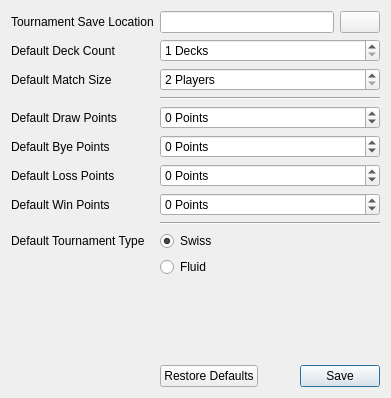
Old version of the form src/ui/menubar/file/settingtab.ui in the repository SquireTournamentServices/SquireDesktop.
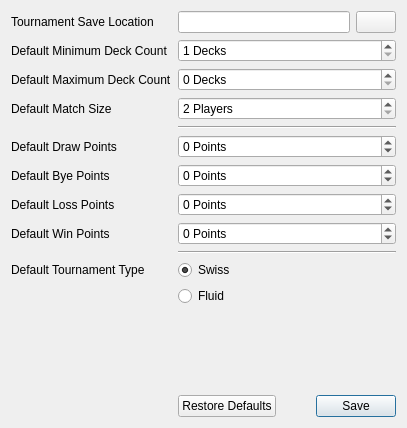
New version of the form. Icons and pictures are not drawn.

Commit message: feat: added max deck size to settings

Diff of the .ui file:
```diff
--- a/src/ui/menubar/file/settingtab.ui
+++ b/src/ui/menubar/file/settingtab.ui
@@ -6,8 +6,8 @@
    <rect>
     <x>0</x>
     <y>0</y>
-    <width>391</width>
-    <height>398</height>
+    <width>407</width>
+    <height>428</height>
    </rect>
   </property>
   <property name="windowTitle">
@@ -42,7 +42,7 @@
    <item row="1" column="0">
     <widget class="QLabel" name="deckCountLabel">
      <property name="text">
-      <string>Default Deck Count</string>
+      <string>Default Minimum Deck Count</string>
      </property>
     </widget>
    </item>
@@ -59,14 +59,14 @@
      </property>
     </widget>
    </item>
-   <item row="2" column="0">
+   <item row="3" column="0">
     <widget class="QLabel" name="matchSizeLabel">
      <property name="text">
       <string>Default Match Size</string>
      </property>
     </widget>
    </item>
-   <item row="2" column="1">
+   <item row="3" column="1">
     <widget class="QSpinBox" name="matchSizeSpinBox">
      <property name="suffix">
       <string> Players</string>
@@ -79,7 +79,7 @@
      </property>
     </widget>
    </item>
-   <item row="3" column="1">
+   <item row="4" column="1">
     <widget class="Line" name="line">
      <property name="lineWidth">
       <number>1</number>
@@ -89,14 +89,14 @@
      </property>
     </widget>
    </item>
-   <item row="4" column="0">
+   <item row="5" column="0">
     <widget class="QLabel" name="drawPointsLabel">
      <property name="text">
       <string>Default Draw Points</string>
      </property>
     </widget>
    </item>
-   <item row="4" column="1">
+   <item row="5" column="1">
     <widget class="QSpinBox" name="drawPointsSpinBox">
      <property name="suffix">
       <string> Points</string>
@@ -106,14 +106,14 @@
      </property>
     </widget>
    </item>
-   <item row="5" column="0">
+   <item row="6" column="0">
     <widget class="QLabel" name="byePointsLabel">
      <property name="text">
       <string>Default Bye Points</string>
      </property>
     </widget>
    </item>
-   <item row="5" column="1">
+   <item row="6" column="1">
     <widget class="QSpinBox" name="byePointsSpinBox">
      <property name="suffix">
       <string> Points</string>
@@ -123,14 +123,14 @@
      </property>
     </widget>
    </item>
-   <item row="6" column="0">
+   <item row="7" column="0">
     <widget class="QLabel" name="lossPointsLabel">
      <property name="text">
       <string>Default Loss Points</string>
      </property>
     </widget>
    </item>
-   <item row="6" column="1">
+   <item row="7" column="1">
     <widget class="QSpinBox" name="lossPointsSpinBox">
      <property name="suffix">
       <string> Points</string>
@@ -140,38 +140,38 @@
      </property>
     </widget>
    </item>
-   <item row="7" column="0">
+   <item row="8" column="0">
     <widget class="QLabel" name="winPointsLabel">
      <property name="text">
       <string>Default Win Points</string>
      </property>
     </widget>
    </item>
-   <item row="7" column="1">
-    <widget class="QSpinBox" name="winPointsSpinBox">
-     <property name="suffix">
-      <string> Points</string>
-     </property>
-     <property name="minimum">
-      <number>-99</number>
-     </property>
-    </widget>
-   </item>
    <item row="8" column="1">
+    <widget class="QSpinBox" name="winPointsSpinBox">
+     <property name="suffix">
+      <string> Points</string>
+     </property>
+     <property name="minimum">
+      <number>-99</number>
+     </property>
+    </widget>
+   </item>
+   <item row="9" column="1">
     <widget class="Line" name="line_2">
      <property name="orientation">
       <enum>Qt::Horizontal</enum>
      </property>
     </widget>
    </item>
-   <item row="16" column="1">
+   <item row="17" column="1">
     <widget class="QDialogButtonBox" name="buttonBox">
      <property name="standardButtons">
       <set>QDialogButtonBox::RestoreDefaults|QDialogButtonBox::Save</set>
      </property>
     </widget>
    </item>
-   <item row="9" column="1">
+   <item row="10" column="1">
     <widget class="QRadioButton" name="swissRadio">
      <property name="text">
       <string>Swiss</string>
@@ -181,21 +181,21 @@
      </property>
     </widget>
    </item>
-   <item row="10" column="1">
+   <item row="11" column="1">
     <widget class="QRadioButton" name="fluidRadio">
      <property name="text">
       <string>Fluid</string>
      </property>
     </widget>
    </item>
-   <item row="9" column="0">
+   <item row="10" column="0">
     <widget class="QLabel" name="label">
      <property name="text">
       <string>Default Tournament Type</string>
      </property>
     </widget>
    </item>
-   <item row="13" column="1">
+   <item row="14" column="1">
     <spacer name="verticalSpacer">
      <property name="orientation">
       <enum>Qt::Vertical</enum>
@@ -208,6 +208,20 @@
      </property>
     </spacer>
    </item>
+   <item row="2" column="1">
+    <widget class="QSpinBox" name="maxDeckCountSpinBox">
+     <property name="suffix">
+      <string> Decks</string>
+     </property>
+    </widget>
+   </item>
+   <item row="2" column="0">
+    <widget class="QLabel" name="label_2">
+     <property name="text">
+      <string>Default Maximum Deck Count</string>
+     </property>
+    </widget>
+   </item>
   </layout>
  </widget>
  <resources/>
```
Left out of the diff: 2 changed lines with no effect on the pictures. The commit also changes 6 other files.
